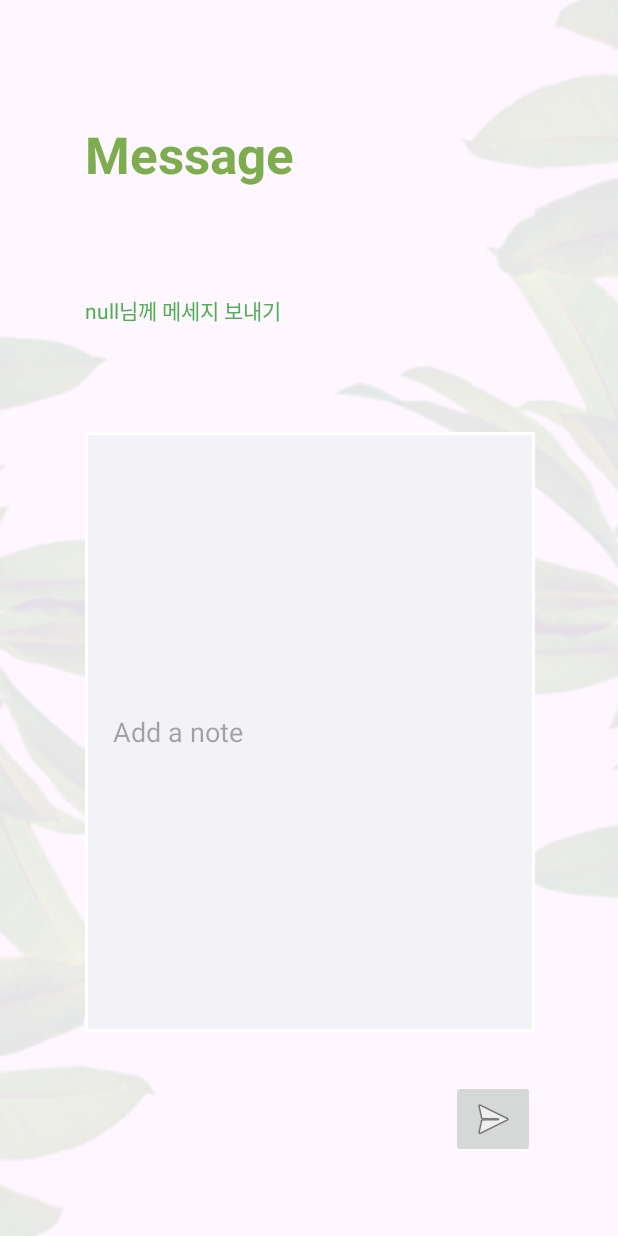
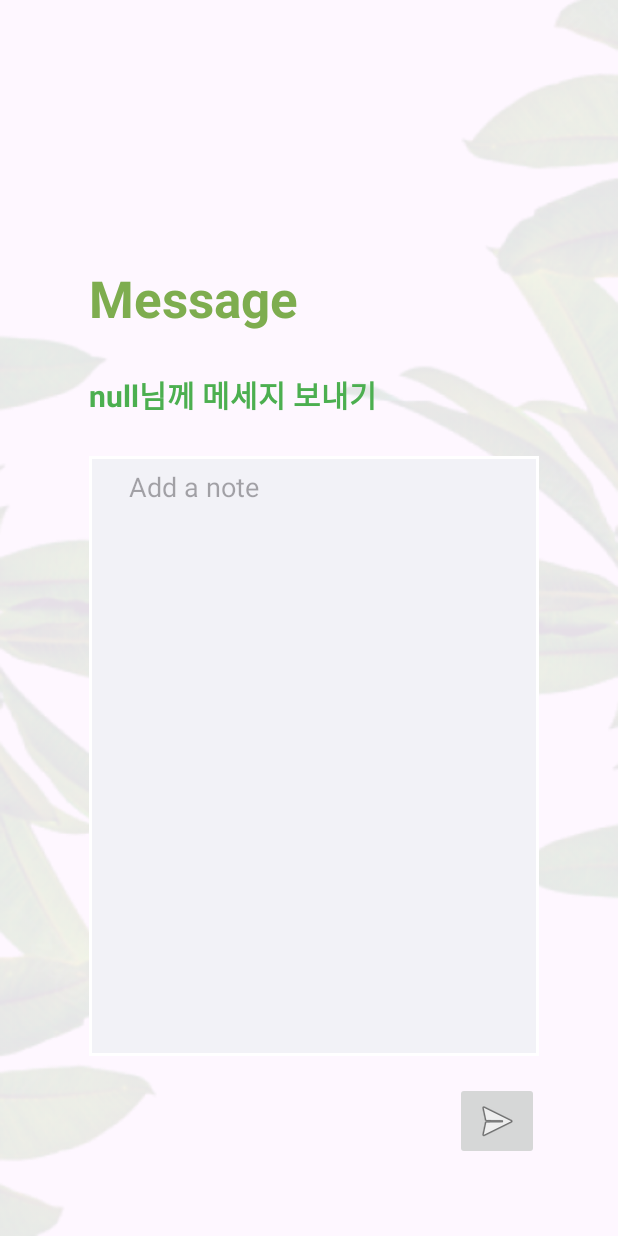
Before and after one commit to sheepyis/Second-Hand, an Android app: the ChatActivity screen opened directly, with no data from a screen before it, on a phone screen of 412 x 824 dp. Run offline under Robolectric (Android 15) with nearby library versions, the phone set to English and light mode, and no system bars; our stand-ins replace Firebase (no records; nobody signed in at launch, a user with empty details on screens opened directly).

Commit message:
디자인 수정 중

```diff
--- a/app/src/main/java/com/example/myapplication/ChatActivity.kt
+++ b/app/src/main/java/com/example/myapplication/ChatActivity.kt
@@ -71,6 +71,7 @@ class ChatActivity : AppCompatActivity() {
                 //messageAdapter.addMessage(message)
                 saveMessage(message) // Firestore에 메시지 저장 로직 추가
                 messageEditText.text.clear()
+                Toast.makeText(this, "메세지 전송 성공!!", Toast.LENGTH_SHORT).show()
             }
         }
 
--- a/app/src/main/res/layout/activity_chat.xml
+++ b/app/src/main/res/layout/activity_chat.xml
@@ -14,12 +14,14 @@
         android:layout_height="wrap_content"
         android:layout_alignParentTop="true"
         android:layout_alignParentEnd="true"
-        android:layout_marginTop="80dp"
+        android:layout_marginTop="150dp"
+
         android:fontFamily="sans-serif"
         android:text="Message"
         android:textColor="#7EAD4F"
         android:textSize="34sp"
         android:textStyle="bold"
+        app:layout_constraintBottom_toTopOf="@+id/TotextView"
         app:layout_constraintStart_toStartOf="@+id/TotextView"
         app:layout_constraintTop_toTopOf="parent" />
 
@@ -27,23 +29,27 @@
         android:id="@+id/messageEditText"
         android:layout_width="300dp"
         android:layout_height="400dp"
-        android:layout_marginBottom="136dp"
+        android:layout_marginBottom="120dp"
         android:background="@drawable/chat_input"
         android:ems="10"
+        android:gravity="top|start"
         android:hint="    Add a note"
-        android:inputType="text"
+        android:inputType="textMultiLine"
+        android:padding="8dp"
         app:layout_constraintBottom_toBottomOf="parent"
         app:layout_constraintEnd_toEndOf="parent"
-        app:layout_constraintHorizontal_bias="0.504"
-        app:layout_constraintStart_toStartOf="parent" />
+        app:layout_constraintHorizontal_bias="0.531"
+        app:layout_constraintStart_toStartOf="parent"
+        app:layout_constraintTop_toBottomOf="@+id/textView5"
+        app:layout_constraintVertical_bias="1.0" />
 
     <ImageButton
         android:id="@+id/sendButton"
         android:layout_width="wrap_content"
         android:layout_height="wrap_content"
-        android:layout_marginBottom="52dp"
-        app:layout_constraintBottom_toBottomOf="parent"
+        android:layout_marginTop="17dp"
         app:layout_constraintEnd_toEndOf="@+id/messageEditText"
+        app:layout_constraintTop_toBottomOf="@+id/messageEditText"
         app:srcCompat="@android:drawable/ic_menu_send" />
 
     <TextView
@@ -52,6 +58,9 @@
         android:layout_height="wrap_content"
         android:text="TextView"
         android:textColor="#4CAF50"
+        android:textSize="20sp"
+        android:textStyle="bold"
+        android:typeface="normal"
         app:layout_constraintBottom_toTopOf="@+id/messageEditText"
         app:layout_constraintStart_toStartOf="@+id/messageEditText"
         app:layout_constraintTop_toBottomOf="@+id/textView5" />
```
